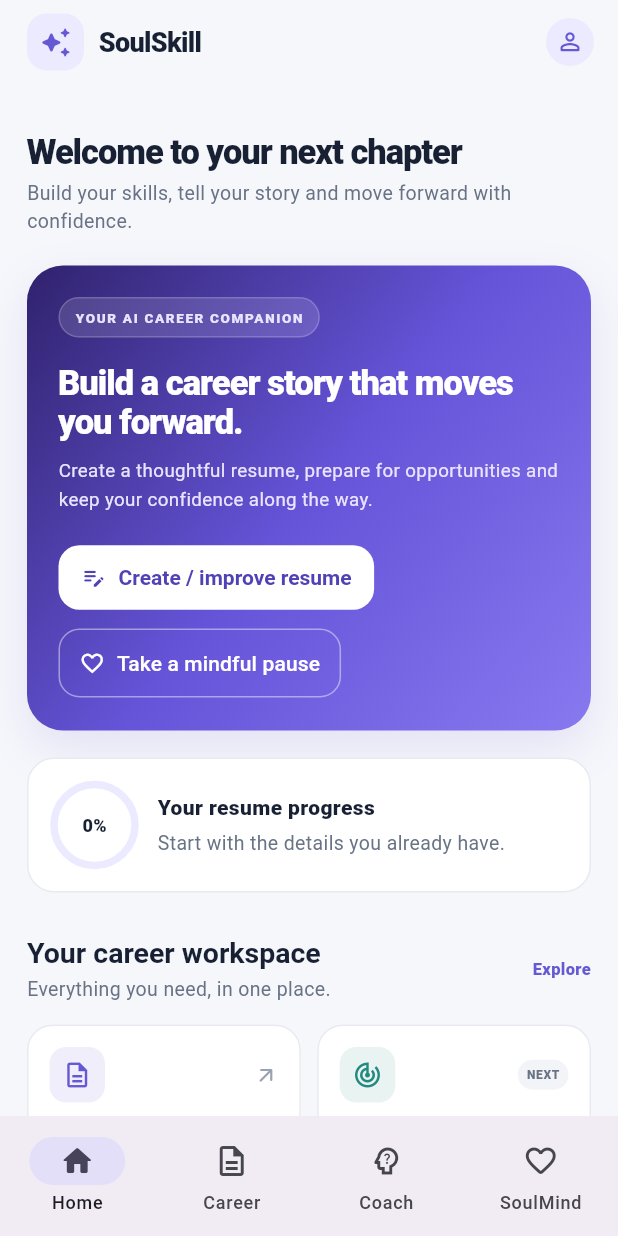
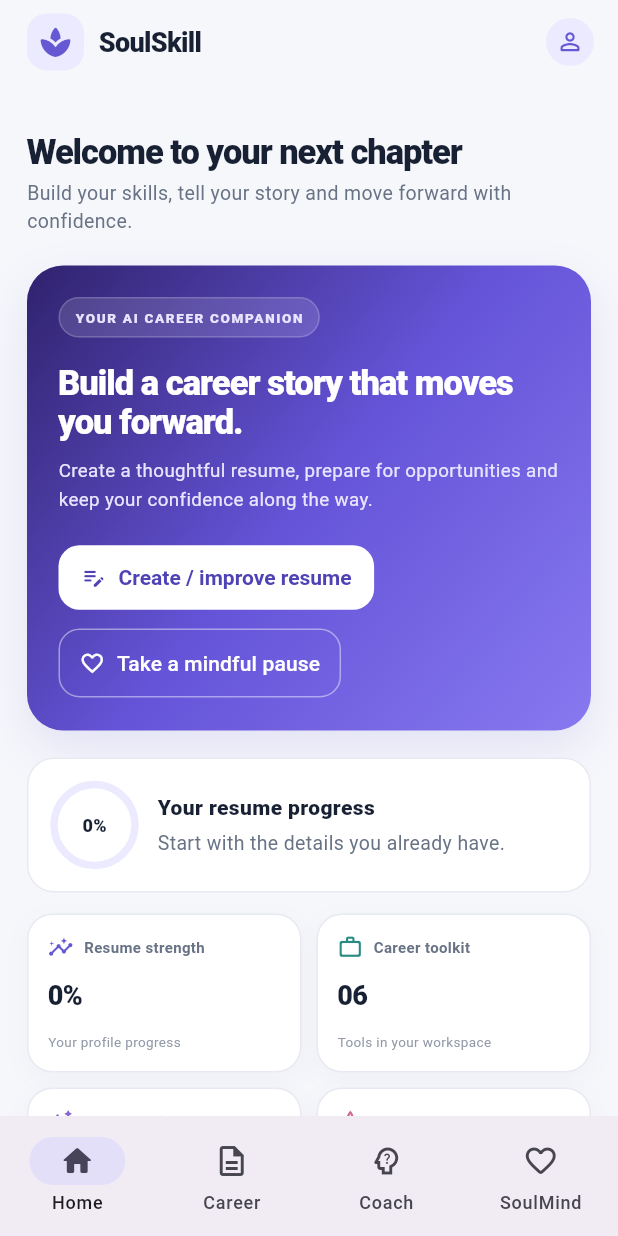
Before and after one commit to renga270122/soulvest-soulskill, a Flutter app: the screen it shows after launch, on a phone screen of 412 x 824 dp. Run offline on Flutter 3.47's test engine with Material 3 defaults, Android fonts, the phone set to English and light mode, and no system bars; our stand-ins replace file_picker, pdf, printing, shared_preferences.

Commit message:
feat(ui): align SoulSkill dashboard with premium career platform reference

```diff
--- a/soulskill_mobile/lib/screens/home_screen.dart
+++ b/soulskill_mobile/lib/screens/home_screen.dart
@@ -274,8 +274,8 @@ class _BrandLockup extends StatelessWidget {
             color: const Color(0xFFECEAFF),
             borderRadius: BorderRadius.circular(13),
           ),
-          child: const Icon(Icons.auto_awesome_rounded,
-              color: SoulSkillTheme.violet, size: 22),
+          child: const Icon(Icons.spa_rounded,
+              color: SoulSkillTheme.violet, size: 24),
         ),
         const SizedBox(width: 10),
         Column(
@@ -372,6 +372,20 @@ class _DesktopSidebar extends StatelessWidget {
           const _SidebarItem(
             icon: Icons.school_outlined,
             label: 'Admissions',
+            selected: false,
+            onTap: null,
+            badge: 'NEXT',
+          ),
+          const _SidebarItem(
+            icon: Icons.menu_book_outlined,
+            label: 'Learning hub',
+            selected: false,
+            onTap: null,
+            badge: 'NEXT',
+          ),
+          const _SidebarItem(
+            icon: Icons.assignment_outlined,
+            label: 'Applications',
             selected: false,
             onTap: null,
             badge: 'NEXT',
@@ -578,6 +592,12 @@ class _DashboardView extends StatelessWidget {
               progress: progress,
               isLoaded: isLoaded,
               onTap: onOpenCareer,
+              wide: wide,
+            ),
+            const SizedBox(height: 14),
+            _DashboardMetricStrip(
+              progress: progress,
+              isLoaded: isLoaded,
               wide: wide,
             ),
             const SizedBox(height: 28),
@@ -925,6 +945,152 @@ class _ProgressSummary extends StatelessWidget {
   }
 }
 
+
+class _DashboardMetricStrip extends StatelessWidget {
+  const _DashboardMetricStrip({
+    required this.progress,
+    required this.isLoaded,
+    required this.wide,
+  });
+
+  final int progress;
+  final bool isLoaded;
+  final bool wide;
+
+  @override
+  Widget build(BuildContext context) {
+    final metrics = <_DashboardMetricData>[
+      _DashboardMetricData(
+        icon: Icons.insights_rounded,
+        label: 'Resume strength',
+        value: isLoaded ? '$progress%' : '—',
+        detail: 'Your profile progress',
+        color: const Color(0xFF6558D3),
+      ),
+      const _DashboardMetricData(
+        icon: Icons.work_outline_rounded,
+        label: 'Career toolkit',
+        value: '06',
+        detail: 'Tools in your workspace',
+        color: Color(0xFF278B83),
+      ),
+      const _DashboardMetricData(
+        icon: Icons.auto_awesome_rounded,
+        label: 'AI companion',
+        value: 'Ready',
+        detail: 'Guidance when you need it',
+        color: Color(0xFF8A63D2),
+      ),
+      const _DashboardMetricData(
+        icon: Icons.spa_outlined,
+        label: 'Personal growth',
+        value: 'SoulMind',
+        detail: 'Make space for yourself',
+        color: Color(0xFFD16B91),
+      ),
+    ];
+
+    return GridView.builder(
+      itemCount: metrics.length,
+      shrinkWrap: true,
+      physics: const NeverScrollableScrollPhysics(),
+      gridDelegate: SliverGridDelegateWithFixedCrossAxisCount(
+        crossAxisCount: wide ? 4 : 2,
+        crossAxisSpacing: 10,
+        mainAxisSpacing: 10,
+        mainAxisExtent: wide ? 112 : 106,
+      ),
+      itemBuilder: (context, index) =>
+          _DashboardMetricCard(metric: metrics[index]),
+    );
+  }
+}
+
+class _DashboardMetricData {
+  const _DashboardMetricData({
+    required this.icon,
+    required this.label,
+    required this.value,
+    required this.detail,
+    required this.color,
+  });
+
+  final IconData icon;
+  final String label;
+  final String value;
+  final String detail;
+  final Color color;
+}
+
+class _DashboardMetricCard extends StatelessWidget {
+  const _DashboardMetricCard({required this.metric});
+
+  final _DashboardMetricData metric;
+
+  @override
+  Widget build(BuildContext context) {
+    return Container(
+      padding: const EdgeInsets.all(13),
+      decoration: BoxDecoration(
+        color: Colors.white,
+        borderRadius: BorderRadius.circular(17),
+        border: Border.all(color: SoulSkillTheme.border),
+        boxShadow: const [
+          BoxShadow(
+            color: Color(0x080F1230),
+            blurRadius: 14,
+            offset: Offset(0, 5),
+          ),
+        ],
+      ),
+      child: Column(
+        crossAxisAlignment: CrossAxisAlignment.start,
+        mainAxisAlignment: MainAxisAlignment.spaceBetween,
+        children: [
+          Row(
+            children: [
+              Icon(metric.icon, color: metric.color, size: 17),
+              const SizedBox(width: 7),
+              Expanded(
+                child: Text(
+                  metric.label,
+                  maxLines: 1,
+                  overflow: TextOverflow.ellipsis,
+                  style: const TextStyle(
+                    color: SoulSkillTheme.muted,
+                    fontSize: 10,
+                    fontWeight: FontWeight.w700,
+                  ),
+                ),
+              ),
+            ],
+          ),
+          Text(
+            metric.value,
+            maxLines: 1,
+            overflow: TextOverflow.ellipsis,
+            style: const TextStyle(
+              color: SoulSkillTheme.ink,
+              fontSize: 18,
+              fontWeight: FontWeight.w800,
+              letterSpacing: -0.4,
+            ),
+          ),
+          Text(
+            metric.detail,
+            maxLines: 1,
+            overflow: TextOverflow.ellipsis,
+            style: const TextStyle(
+              color: Color(0xFF9299A8),
+              fontSize: 9,
+            ),
+          ),
+        ],
+      ),
+    );
+  }
+}
+
 class _SectionHeading extends StatelessWidget {
   const _SectionHeading({
     required this.title,
```
